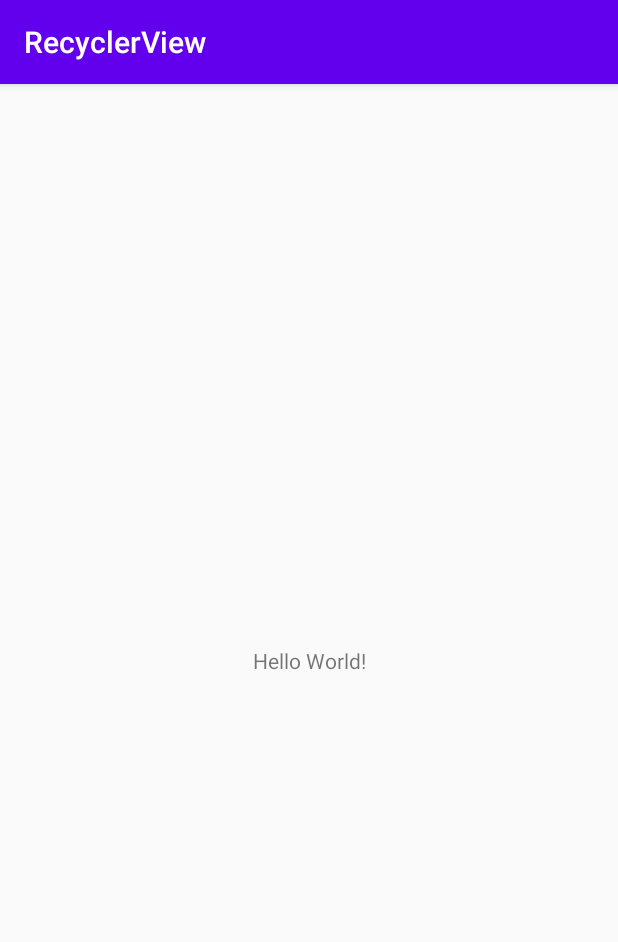
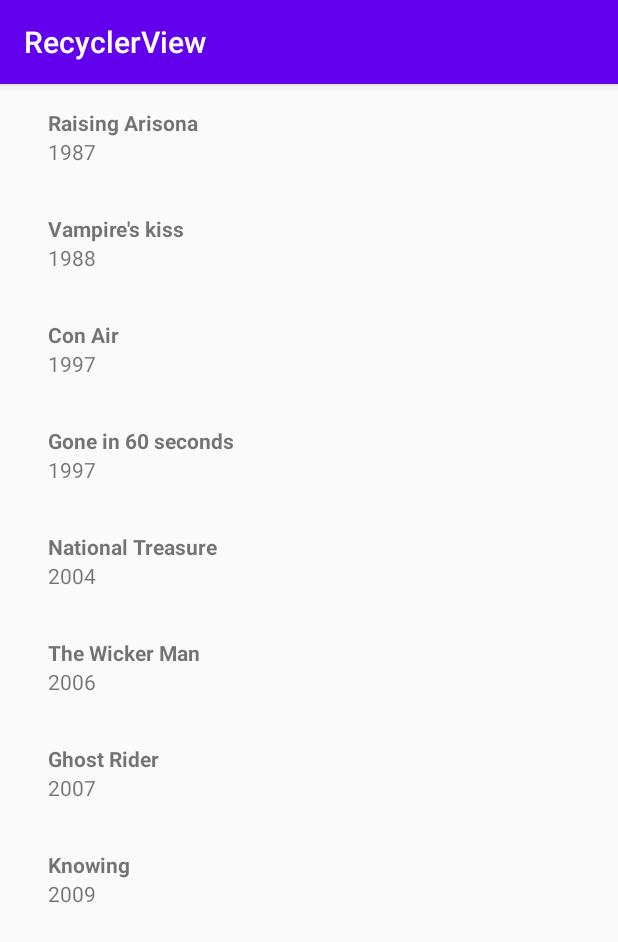
Before and after one commit to parilyak/RecyclerView, an Android app: the screen it shows after launch (MainActivity), on a phone screen of 412 x 824 dp. Shown: the top 942 px of the screen. Run offline under Robolectric (Android 15) with nearby library versions, the light colour scheme and no system bars.

Commit message:
ADded RecyclerView

```diff
--- a/app/build.gradle
+++ b/app/build.gradle
@@ -30,6 +30,7 @@ dependencies {
     implementation 'androidx.core:core-ktx:1.3.1'
     implementation 'androidx.appcompat:appcompat:1.2.0'
     implementation 'androidx.constraintlayout:constraintlayout:1.1.3'
+    implementation 'androidx.recyclerview:recyclerview:1.1.0'
     testImplementation 'junit:junit:4.12'
     androidTestImplementation 'androidx.test.ext:junit:1.1.1'
     androidTestImplementation 'androidx.test.espresso:espresso-core:3.2.0'
--- /dev/null
+++ b/app/src/main/java/com/example/recyclerview/ListAdapter.kt
@@ -0,0 +1,20 @@
+package com.example.recyclerview
+
+import android.view.LayoutInflater
+import android.view.ViewGroup
+import androidx.recyclerview.widget.RecyclerView
+
+class ListAdapter(private val list: List<Movie>): RecyclerView.Adapter<MovieViewHolder>() {
+
+    override fun onCreateViewHolder(parent: ViewGroup, viewType: Int): MovieViewHolder {
+        val inflater = LayoutInflater.from(parent.context)
+        return  MovieViewHolder(inflater, parent)
+    }
+
+    override fun onBindViewHolder(holder: MovieViewHolder, position: Int) {
+        val movie: Movie = list[position]
+        holder.bind(movie)
+    }
+
+    override fun getItemCount(): Int = list.size
+}
--- a/app/src/main/java/com/example/recyclerview/MainActivity.kt
+++ b/app/src/main/java/com/example/recyclerview/MainActivity.kt
@@ -1,11 +1,9 @@
 package com.example.recyclerview
 
+import android.os.Bundle
 import androidx.appcompat.app.AppCompatActivity
-import android.os.Bundle
+import androidx.fragment.app.Fragment
 
-class MainActivity : AppCompatActivity() {
-    override fun onCreate(savedInstanceState: Bundle?) {
-        super.onCreate(savedInstanceState)
-        setContentView(R.layout.activity_main)
-    }
+class MainActivity : SingleFragmentActivity() {
+    override fun createFragment() = MainFragment.newInstance()
 }
--- /dev/null
+++ b/app/src/main/java/com/example/recyclerview/MainFragment.kt
@@ -0,0 +1,51 @@
+package com.example.recyclerview
+
+import android.os.Bundle
+import android.view.LayoutInflater
+import android.view.View
+import android.view.ViewGroup
+import android.widget.ListAdapter
+import androidx.fragment.app.Fragment
+import androidx.fragment.app.FragmentContainer
+import androidx.recyclerview.widget.LinearLayoutManager
+import kotlinx.android.synthetic.main.fragment_main.*
+
+class MainFragment: Fragment() {
+
+    private val mNicolasCageMovies = listOf(
+        Movie("Raising Arisona", 1987),
+        Movie("Vampire's kiss", 1988),
+        Movie("Con Air", 1997),
+        Movie("Gone in 60 seconds", 1997),
+        Movie("National Treasure", 2004),
+        Movie("The Wicker Man", 2006),
+        Movie("Ghost Rider", 2007),
+        Movie("Knowing", 2009)
+    )
+
+    override fun onCreate(savedInstanceState: Bundle?) {
+        super.onCreate(savedInstanceState)
+        retainInstance = true
+    }
+
+    override fun onCreateView(inflater: LayoutInflater, container: ViewGroup?,
+                              savedInstanceState: Bundle?): View?
+            = inflater.inflate(R.layout.fragment_main, container, false)
+
+    // populate the views now that the layout has been inflated
+    override fun onViewCreated(view: View, savedInstanceState: Bundle?) {
+        super.onViewCreated(view, savedInstanceState)
+        // RecyclerView node initialized here
+        list_recycler_view.apply {
+            // set a LinearLayoutManager to handle Android
+            // RecyclerView behavior
+            layoutManager = LinearLayoutManager(activity)
+            // set the custom adapter to the RecyclerView
+            adapter = ListAdapter(mNicolasCageMovies)
+        }
+    }
+
+    companion object {
+        fun newInstance(): MainFragment = MainFragment()
+    }
+}
--- /dev/null
+++ b/app/src/main/java/com/example/recyclerview/Movie.kt
@@ -0,0 +1,5 @@
+package com.example.recyclerview
+
+import android.widget.ListAdapter
+
+data class Movie(val title: String, val year: Int)
--- /dev/null
+++ b/app/src/main/java/com/example/recyclerview/MovieViewHolder.kt
@@ -0,0 +1,22 @@
+package com.example.recyclerview
+
+import android.view.LayoutInflater
+import android.view.ViewGroup
+import android.widget.TextView
+import androidx.recyclerview.widget.RecyclerView
+
+class MovieViewHolder(inflater: LayoutInflater, parent: ViewGroup) :
+    RecyclerView.ViewHolder(inflater.inflate(R.layout.list_item, parent, false)) {
+    private var mTitleView: TextView? = null
+    private var mYearView: TextView? = null
+
+    init {
+        mTitleView = itemView.findViewById(R.id.list_title)
+        mYearView = itemView.findViewById(R.id.list_description)
+    }
+
+    fun bind(movie: Movie) {
+        mTitleView?.text = movie.title
+        mYearView?.text = movie.year.toString()
+    }
+}
--- /dev/null
+++ b/app/src/main/java/com/example/recyclerview/SingleFragmentActivity.kt
@@ -0,0 +1,32 @@
+package com.example.recyclerview
+
+import android.os.Bundle
+import androidx.annotation.LayoutRes
+import androidx.appcompat.app.AppCompatActivity
+import androidx.fragment.app.Fragment
+
+abstract class SingleFragmentActivity : AppCompatActivity() {
+    private val layoutResId: Int
+        @LayoutRes
+        get() = R.layout.activity_main
+
+    protected abstract fun createFragment(): Fragment
+
+    override fun onCreate(savedInstanceState: Bundle?) {
+        super.onCreate(savedInstanceState)
+
+        setContentView(layoutResId)
+
+        val fm = supportFragmentManager
+        var fragment = fm.findFragmentById(R.id.fragment_container)
+
+        // ensures fragments already created will not be created
+        if (fragment == null) {
+            fragment = createFragment()
+            // create and commit a fragment transaction
+            fm.beginTransaction()
+                .add(R.id.fragment_container, fragment)
+                .commit()
+        }
+    }
+}
--- a/app/src/main/res/layout/activity_main.xml
+++ b/app/src/main/res/layout/activity_main.xml
@@ -1,18 +1,6 @@
-<?xml version="1.0" encoding="utf-8"?>
-<androidx.constraintlayout.widget.ConstraintLayout xmlns:android="http://schemas.android.com/apk/res/android"
-    xmlns:app="http://schemas.android.com/apk/res-auto"
-    xmlns:tools="http://schemas.android.com/tools"
+<FrameLayout xmlns:android="http://schemas.android.com/apk/res/android"
+    android:id="@+id/fragment_container"
     android:layout_width="match_parent"
-    android:layout_height="match_parent"
-    tools:context=".MainActivity">
+    android:layout_height="match_parent">
 
-    <TextView
-        android:layout_width="wrap_content"
-        android:layout_height="wrap_content"
-        android:text="Hello World!"
-        app:layout_constraintBottom_toBottomOf="parent"
-        app:layout_constraintLeft_toLeftOf="parent"
-        app:layout_constraintRight_toRightOf="parent"
-        app:layout_constraintTop_toTopOf="parent" />
-
-</androidx.constraintlayout.widget.ConstraintLayout>
+</FrameLayout>
--- /dev/null
+++ b/app/src/main/res/layout/fragment_main.xml
@@ -0,0 +1,17 @@
+<?xml version="1.0" encoding="utf-8"?>
+<androidx.constraintlayout.widget.ConstraintLayout xmlns:android="http://schemas.android.com/apk/res/android"
+    xmlns:app="http://schemas.android.com/apk/res-auto"
+    xmlns:tools="http://schemas.android.com/tools"
+    android:layout_width="match_parent"
+    android:layout_height="match_parent"
+    tools:context=".MainActivity">
+
+    <androidx.recyclerview.widget.RecyclerView
+        android:id="@+id/list_recycler_view"
+        android:layout_width="match_parent"
+        android:layout_height="match_parent"
+        app:layout_constraintBottom_toBottomOf="parent"
+        app:layout_constraintEnd_toEndOf="parent"
+        app:layout_constraintStart_toStartOf="parent"
+        app:layout_constraintTop_toTopOf="parent" />
+</androidx.constraintlayout.widget.ConstraintLayout>
--- /dev/null
+++ b/app/src/main/res/layout/list_item.xml
@@ -0,0 +1,27 @@
+<?xml version="1.0" encoding="utf-8"?>
+<LinearLayout
+    android:layout_width="match_parent"
+    android:layout_height="wrap_content"
+    android:orientation="vertical"
+    android:layout_gravity="center_horizontal"
+    android:padding="16dp"
+    xmlns:android="http://schemas.android.com/apk/res/android">
+
+    <TextView
+        android:id="@+id/list_title"
+        android:layout_width="wrap_content"
+        android:layout_height="wrap_content"
+        android:layout_gravity="left"
+        android:paddingLeft="16dp"
+        android:text="@string/title"
+        android:textStyle="bold"/>
+
+    <TextView
+        android:id="@+id/list_description"
+        android:layout_width="wrap_content"
+        android:layout_height="wrap_content"
+        android:layout_gravity="left"
+        android:paddingLeft="16dp"
+        android:text="@string/description"/>
+
+</LinearLayout>
--- a/app/src/main/res/values/strings.xml
+++ b/app/src/main/res/values/strings.xml
@@ -1,3 +1,5 @@
 <resources>
     <string name="app_name">RecyclerView</string>
+    <string name="title">Title</string>
+    <string name="description">Description</string>
 </resources>
```
